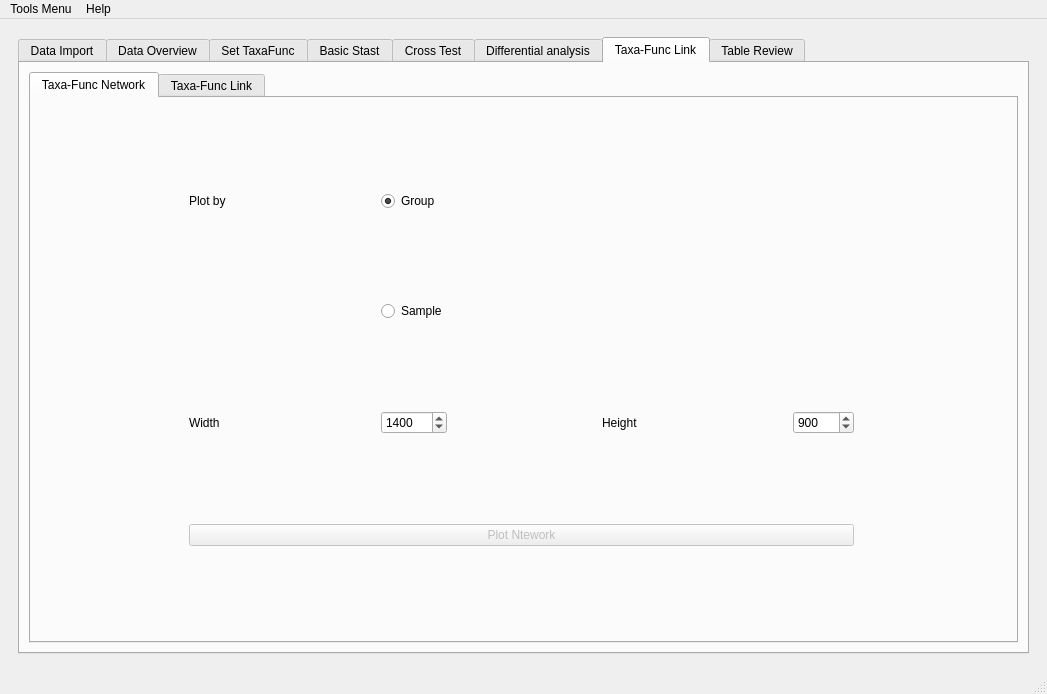
Old version of the form utils/MetaX_GUI/MainWindow.ui in the repository byemaxx/MetaX.
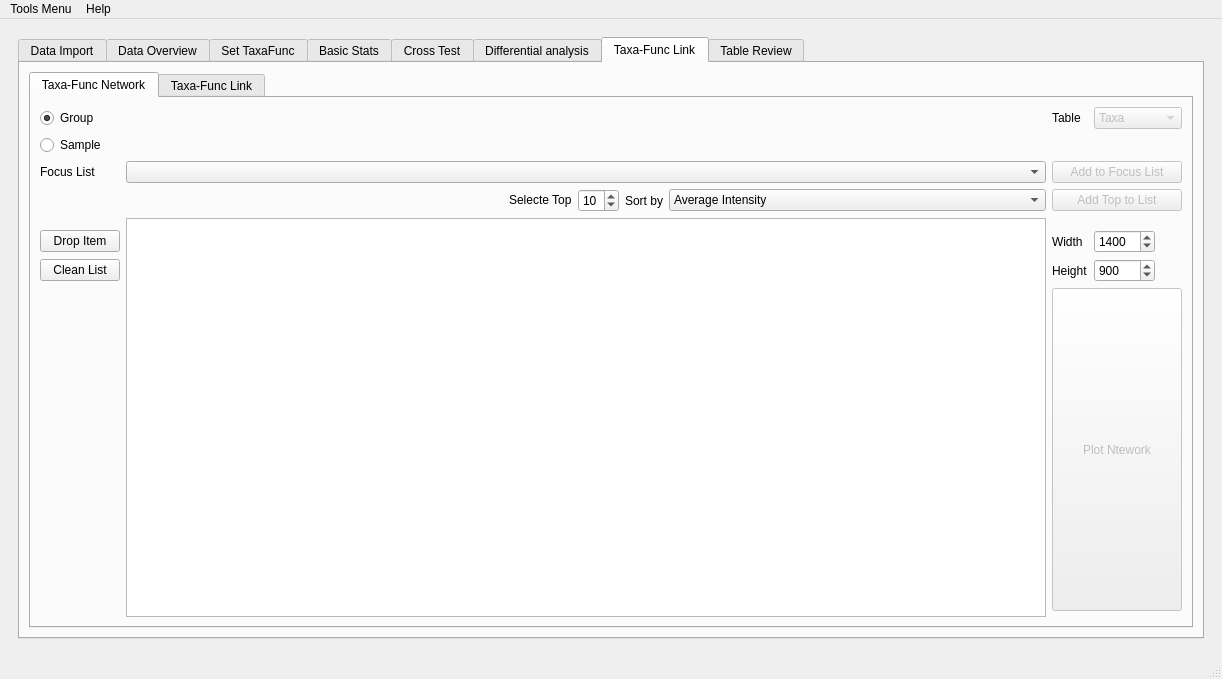
New version of the form. The open tabs and pages were chosen to show the change.

Commit message:
modified:   README.md 	modified:   tests/example_data/SW_Meta.tsv 	modified:   tests/test.ipynb 	modified:   utils/GUI.py 	modified:   utils/MetaX_GUI/MainWindow.ui 	modified:   utils/MetaX_GUI/Ui_MainWindow.py 	modified:   utils/taxaFuncAnalyzer.py 	modified:   utils/taxaFuncPloter/bar_plot_js.py 	modified:   utils/taxaFuncPloter/heatmap_plot.py 	modified:   utils/taxaFuncPloter/network_plot.py
    - add peptide table for all stats
    - add get_top_index_list function to some part
    - add filter to tflink
    - add peptide query in basic part

What changed in the file:
```diff
--- a/utils/MetaX_GUI/MainWindow.ui
+++ b/utils/MetaX_GUI/MainWindow.ui
@@ -6,8 +6,8 @@
    <rect>
     <x>0</x>
     <y>0</y>
-    <width>1047</width>
-    <height>694</height>
+    <width>1222</width>
+    <height>679</height>
    </rect>
   </property>
   <property name="sizePolicy">
@@ -683,7 +683,7 @@
           </widget>
           <widget class="QWidget" name="tab_basic_stast">
            <attribute name="title">
-            <string>Basic Stast</string>
+            <string>Basic Stats</string>
            </attribute>
            <layout class="QGridLayout" name="gridLayout_8">
             <item row="0" column="0">
@@ -2523,11 +2523,8 @@
                 <string>Taxa-Func Network</string>
                </attribute>
                <layout class="QGridLayout" name="gridLayout_6">
-                <item row="1" column="2" colspan="2">
-                 <layout class="QGridLayout" name="gridLayout_network_sample"/>
-                </item>
-                <item row="0" column="0">
-                 <widget class="QLabel" name="label_49">
+                <item row="6" column="4">
+                 <widget class="QLabel" name="label_79">
                   <property name="sizePolicy">
                    <sizepolicy hsizetype="Fixed" vsizetype="Preferred">
                     <horstretch>0</horstretch>
@@ -2535,44 +2532,28 @@
                    </sizepolicy>
                   </property>
                   <property name="text">
-                   <string>Plot by</string>
+                   <string>Sort by</string>
                   </property>
+                  <property name="alignment">
+                   <set>Qt::AlignRight|Qt::AlignTrailing|Qt::AlignVCenter</set>
+                  </property>
                  </widget>
                 </item>
+                <item row="6" column="6" colspan="2">
+                 <widget class="QPushButton" name="pushButton_tfnet_add_top">
+                  <property name="enabled">
+                   <bool>false</bool>
+                  </property>
+                  <property name="text">
+                   <string>Add Top to List</string>
+                  </property>
+                 </widget>
+                </item>
+                <item row="3" column="1" colspan="5">
+                 <widget class="QComboBox" name="comboBox_tfnet_selecte_list"/>
+                </item>
                 <item row="2" column="0">
-                 <widget class="QLabel" name="label_50">
-                  <property name="text">
-                   <string>Width</string>
-                  </property>
-                 </widget>
-                </item>
-                <item row="2" column="1">
-                 <widget class="QSpinBox" name="spinBox_network_width">
-                  <property name="sizePolicy">
-                   <sizepolicy hsizetype="Minimum" vsizetype="Fixed">
-                    <horstretch>0</horstretch>
-                    <verstretch>0</verstretch>
-                   </sizepolicy>
-                  </property>
-                  <property name="minimum">
-                   <number>100</number>
-                  </property>
-                  <property name="maximum">
-                   <number>99999</number>
-                  </property>
-                  <property name="singleStep">
-                   <number>10</number>
-                  </property>
-                  <property name="value">
-                   <number>1400</number>
-                  </property>
-                  <property name="displayIntegerBase">
-                   <number>10</number>
-                  </property>
-                 </widget>
-                </item>
-                <item row="0" column="1">
-                 <widget class="QRadioButton" name="radioButton_network_bygroup">
+                 <widget class="QRadioButton" name="radioButton_network_bysample">
                   <property name="sizePolicy">
                    <sizepolicy hsizetype="Fixed" vsizetype="Fixed">
                     <horstretch>0</horstretch>
@@ -2580,34 +2561,21 @@
                    </sizepolicy>
                   </property>
                   <property name="text">
-                   <string>Group</string>
+                   <string>Sample</string>
                   </property>
-                  <property name="checked">
-                   <bool>true</bool>
-                  </property>
                  </widget>
                 </item>
-                <item row="0" column="2" colspan="2">
-                 <layout class="QGridLayout" name="gridLayout_network_group"/>
-                </item>
-                <item row="2" column="2">
-                 <widget class="QLabel" name="label_51">
-                  <property name="sizePolicy">
-                   <sizepolicy hsizetype="Fixed" vsizetype="Preferred">
-                    <horstretch>0</horstretch>
-                    <verstretch>0</verstretch>
-                   </sizepolicy>
-                  </property>
-                  <property name="text">
-                   <string>Height</string>
-                  </property>
-                 </widget>
-                </item>
-                <item row="4" column="0" colspan="4">
+                <item row="11" column="6" colspan="2">
                  <widget class="QPushButton" name="pushButton_plot_network">
                   <property name="enabled">
                    <bool>false</bool>
                   </property>
+                  <property name="sizePolicy">
+                   <sizepolicy hsizetype="Minimum" vsizetype="Expanding">
+                    <horstretch>0</horstretch>
+                    <verstretch>0</verstretch>
+                   </sizepolicy>
+                  </property>
                   <property name="text">
                    <string>Plot Ntework</string>
                   </property>
@@ -2616,20 +2584,78 @@
                   </property>
                  </widget>
                 </item>
-                <item row="1" column="1">
-                 <widget class="QRadioButton" name="radioButton_network_bysample">
+                <item row="7" column="1" rowspan="6" colspan="5">
+                 <widget class="QListWidget" name="listWidget_tfnet_focus_list"/>
+                </item>
+                <item row="6" column="3">
+                 <widget class="QSpinBox" name="spinBox_tfnet_top_num">
                   <property name="sizePolicy">
                    <sizepolicy hsizetype="Fixed" vsizetype="Fixed">
                     <horstretch>0</horstretch>
                     <verstretch>0</verstretch>
                    </sizepolicy>
                   </property>
+                  <property name="minimum">
+                   <number>1</number>
+                  </property>
+                  <property name="value">
+                   <number>10</number>
+                  </property>
+                 </widget>
+                </item>
+                <item row="10" column="0">
+                 <widget class="QPushButton" name="pushButton_tfnet_clean_list">
+                  <property name="sizePolicy">
+                   <sizepolicy hsizetype="Minimum" vsizetype="Fixed">
+                    <horstretch>0</horstretch>
+                    <verstretch>0</verstretch>
+                   </sizepolicy>
+                  </property>
                   <property name="text">
-                   <string>Sample</string>
+                   <string>Clean List</string>
                   </property>
                  </widget>
                 </item>
-                <item row="2" column="3">
+                <item row="9" column="6">
+                 <widget class="QLabel" name="label_50">
+                  <property name="sizePolicy">
+                   <sizepolicy hsizetype="Fixed" vsizetype="Preferred">
+                    <horstretch>0</horstretch>
+                    <verstretch>0</verstretch>
+                   </sizepolicy>
+                  </property>
+                  <property name="text">
+                   <string>Width</string>
+                  </property>
+                 </widget>
+                </item>
+                <item row="3" column="0">
+                 <widget class="QLabel" name="label_77">
+                  <property name="sizePolicy">
+                   <sizepolicy hsizetype="Preferred" vsizetype="Fixed">
+                    <horstretch>0</horstretch>
+                    <verstretch>0</verstretch>
+                   </sizepolicy>
+                  </property>
+                  <property name="text">
+                   <string>Focus List</string>
+                  </property>
+                 </widget>
+                </item>
+                <item row="6" column="2">
+                 <widget class="QLabel" name="label_78">
+                  <property name="sizePolicy">
+                   <sizepolicy hsizetype="Fixed" vsizetype="Fixed">
+                    <horstretch>0</horstretch>
+                    <verstretch>0</verstretch>
+                   </sizepolicy>
+                  </property>
+                  <property name="text">
+                   <string>Selecte Top</string>
+                  </property>
+                 </widget>
+                </item>
+                <item row="10" column="7">
                  <widget class="QSpinBox" name="spinBox_network_height">
                   <property name="sizePolicy">
                    <sizepolicy hsizetype="Fixed" vsizetype="Fixed">
@@ -2657,6 +2683,173 @@
                   </property>
                  </widget>
                 </item>
+                <item row="10" column="6">
+                 <widget class="QLabel" name="label_51">
+                  <property name="sizePolicy">
+                   <sizepolicy hsizetype="Fixed" vsizetype="Preferred">
+                    <horstretch>0</horstretch>
+                    <verstretch>0</verstretch>
+                   </sizepolicy>
+                  </property>
+                  <property name="text">
+                   <string>Height</string>
+                  </property>
+                 </widget>
+                </item>
+                <item row="0" column="0">
+                 <widget class="QRadioButton" name="radioButton_network_bygroup">
+                  <property name="sizePolicy">
+                   <sizepolicy hsizetype="Fixed" vsizetype="Fixed">
+                    <horstretch>0</horstretch>
+                    <verstretch>0</verstretch>
+                   </sizepolicy>
+                  </property>
+                  <property name="text">
+                   <string>Group</string>
+                  </property>
+                  <property name="checked">
+                   <bool>true</bool>
+                  </property>
+                 </widget>
+                </item>
+                <item row="9" column="0">
+                 <widget class="QPushButton" name="pushButton_tfnet_drop_item">
+                  <property name="sizePolicy">
+                   <sizepolicy hsizetype="Preferred" vsizetype="Fixed">
+                    <horstretch>0</horstretch>
+                    <verstretch>0</verstretch>
+                   </sizepolicy>
+                  </property>
+                  <property name="text">
+                   <string>Drop Item</string>
+                  </property>
+                 </widget>
+                </item>
+                <item row="6" column="5">
+                 <widget class="QComboBox" name="comboBox_tfnet_top_by">
+                  <item>
+                   <property name="text">
+                    <string>Average Intensity</string>
+                   </property>
+                  </item>
+                  <item>
+                   <property name="text">
+                    <string>Total Intensity</string>
+                   </property>
+                  </item>
+                  <item>
+                   <property name="text">
+                    <string>Frequency in Samples</string>
+                   </property>
+                  </item>
+                  <item>
+                   <property name="text">
+                    <string>ANOVA(p-value)</string>
+                   </property>
+                  </item>
+                  <item>
+                   <property name="text">
+                    <string>ANOVA(f-statistic)</string>
+                   </property>
+                  </item>
+                  <item>
+                   <property name="text">
+                    <string>T-TEST(p-value)</string>
+                   </property>
+                  </item>
+                  <item>
+                   <property name="text">
+                    <string>T-TEST(t-statistic)</string>
+                   </property>
+                  </item>
+                  <item>
+                   <property name="text">
+                    <string>Deseq2(p-value)</string>
+                   </property>
+                  </item>
+                  <item>
+                   <property name="text">
+                    <string>Deseq2(log2FC)</string>
+                   </property>
+                  </item>
+                 </widget>
+                </item>
+                <item row="3" column="6" colspan="2">
+                 <widget class="QPushButton" name="pushButton_tfnet_add_to_list">
+                  <property name="enabled">
+                   <bool>false</bool>
+                  </property>
+                  <property name="text">
+                   <string>Add to Focus List</string>
+                  </property>
+                 </widget>
+                </item>
+                <item row="9" column="7">
+                 <widget class="QSpinBox" name="spinBox_network_width">
+                  <property name="sizePolicy">
+                   <sizepolicy hsizetype="Fixed" vsizetype="Fixed">
+                    <horstretch>0</horstretch>
+                    <verstretch>0</verstretch>
+                   </sizepolicy>
+                  </property>
+                  <property name="minimum">
+                   <number>100</number>
+                  </property>
+                  <property name="maximum">
+                   <number>99999</number>
+                  </property>
+                  <property name="singleStep">
+                   <number>10</number>
+                  </property>
+                  <property name="value">
+                   <number>1400</number>
+                  </property>
+                  <property name="displayIntegerBase">
+                   <number>10</number>
+                  </property>
+                 </widget>
+                </item>
+                <item row="0" column="7">
+                 <widget class="QComboBox" name="comboBox_tfnet_table">
+                  <property name="enabled">
+                   <bool>false</bool>
+                  </property>
+                  <item>
+                   <property name="text">
+                    <string>Taxa</string>
+                   </property>
+                  </item>
+                  <item>
+                   <property name="text">
+                    <string>Func</string>
+                   </property>
+                  </item>
+                  <item>
+                   <property name="text">
+                    <string>Taxa-Func</string>
+                   </property>
+                  </item>
+                 </widget>
+                </item>
+                <item row="0" column="6">
+                 <widget class="QLabel" name="label_49">
+                  <property name="sizePolicy">
+                   <sizepolicy hsizetype="Fixed" vsizetype="Preferred">
+                    <horstretch>0</horstretch>
+                    <verstretch>0</verstretch>
+                   </sizepolicy>
+                  </property>
+                  <property name="text">
+                   <string>Table</string>
+                  </property>
+                 </widget>
+                </item>
+                <item row="0" column="1" colspan="5">
+                 <layout class="QGridLayout" name="gridLayout_network_group"/>
+                </item>
+                <item row="2" column="1" colspan="5">
+                 <layout class="QGridLayout" name="gridLayout_network_sample"/>
+                </item>
                </layout>
               </widget>
               <widget class="QWidget" name="tab_8">
@@ -3398,8 +3591,8 @@
     <rect>
      <x>0</x>
      <y>0</y>
-     <width>1047</width>
-     <height>21</height>
+     <width>1222</width>
+     <height>26</height>
     </rect>
    </property>
    <widget class="QMenu" name="menuTools">
```
Left out of the diff: 1071 changed lines with no effect on the pictures. The commit also changes 21 other files.
